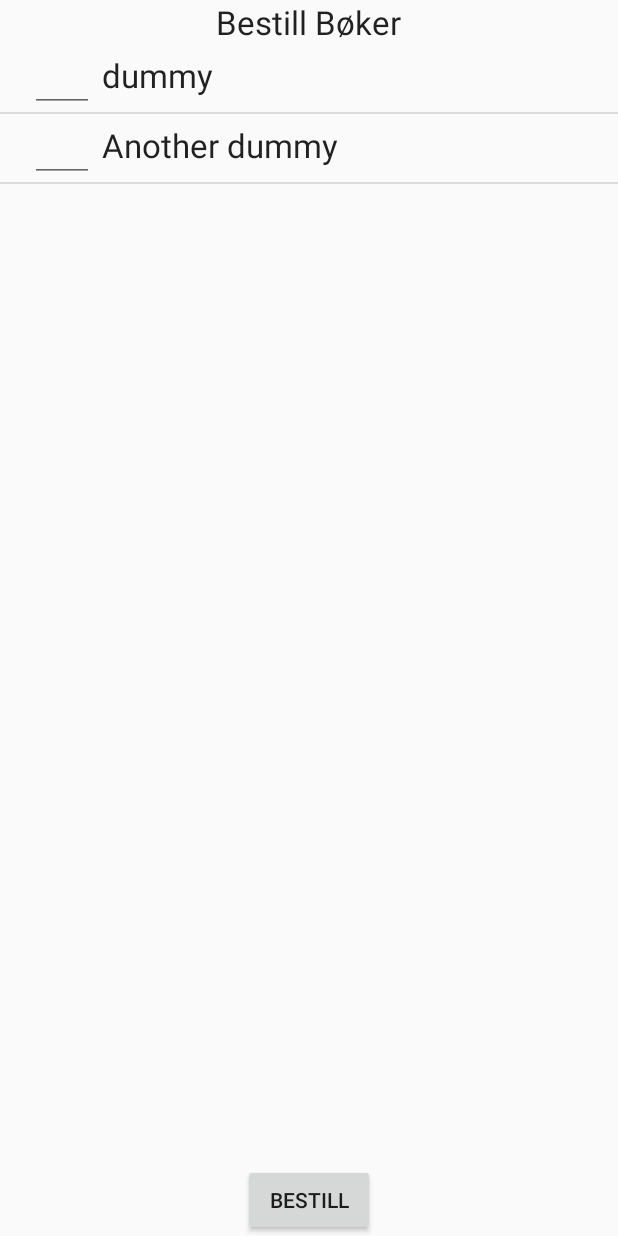
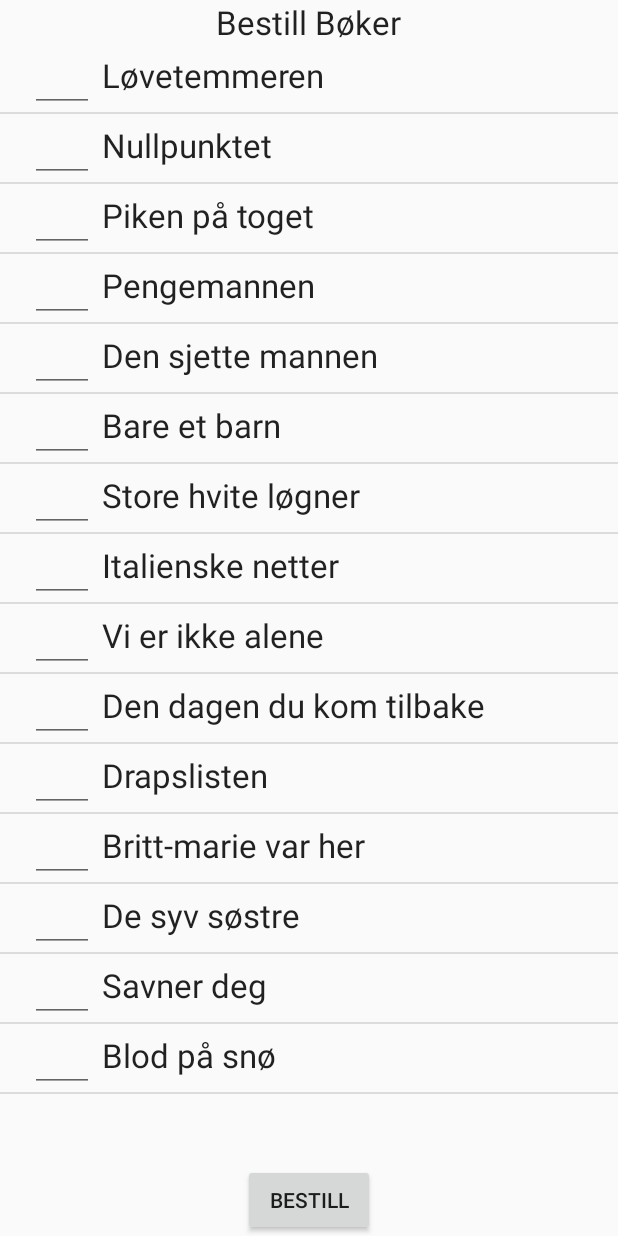
Before and after one commit to Paalt/topp15, an Android app: the Supplering screen opened directly, with no data from a screen before it, on a phone screen of 412 x 824 dp. Run offline under Robolectric (Android 15) with nearby library versions, the light colour scheme and no system bars.

Commit message:
small fixes

```diff
--- a/BladAnsvarligAppAndroid/app/src/main/java/com/app/bc/bladansvarligapp/HighFive.java
+++ b/BladAnsvarligAppAndroid/app/src/main/java/com/app/bc/bladansvarligapp/HighFive.java
@@ -40,6 +40,7 @@ public class HighFive extends Activity {
         mFinished = intent.getIntExtra(POINTS, NO_FIVE);
 
         if (mFinished > NO_FIVE) {
+            mHighFiveImage.setImageResource(R.drawable.high_five);
             mHighFiveText.setText("High five dere har fått\n\n+ " + mFinished + " poeng\n\nFortsett med den gode jobben");
             if (mFinished == HIGH_FIVE_CHECKLIST) {
                 mHighFiveButton.setText("Videre");
@@ -63,9 +64,9 @@ public class HighFive extends Activity {
                     }
                 });
             }
-            // TODO: mHighFiveImage.setImageResource(R.drawable.
         }
         else {
+            mHighFiveImage.setImageResource(R.drawable.no_five);
             mHighFiveText.setText("Har du tenkt å gå videre?\n\nDu har ikke fullført listen\n\nVennligst gå tilbake");
             mHighFiveButton.setText("Tilbake");
             mHighFiveButton.setOnClickListener(new View.OnClickListener()
@@ -76,7 +77,6 @@ public class HighFive extends Activity {
                     sendToChecklist();
                 }
             });
-            // TODO: mHighFiveImage.setImageResource(R.drawable.
         }
     }
 
--- a/BladAnsvarligAppAndroid/app/src/main/java/com/app/bc/bladansvarligapp/PremieLister.java
+++ b/BladAnsvarligAppAndroid/app/src/main/java/com/app/bc/bladansvarligapp/PremieLister.java
@@ -30,18 +30,21 @@ public class PremieLister extends Activity {
 
             if (false)
             {
+                // Første premie
                 premieBy.setText(R.string.barcelona);
                 premieFlag.setImageResource(R.drawable.barcelona_flag);
                 premieBildet.setImageResource(R.drawable.barcelona);
                 premieText.setText(R.string.forste_premie);
                 premieKrav.setText(R.string.krav1);
             } else if (false) {
+                // Andre premie
                 premieBy.setText(R.string.stockholm);
                 premieFlag.setImageResource(R.drawable.sverige_flag);
                 premieBildet.setImageResource(R.drawable.stockholm);
                 premieText.setText(R.string.andre_premie);
                 premieKrav.setText(R.string.krav2);
             } else {
+                // Tredje premie
                 premieBy.setText(R.string.lillestrom);
                 premieFlag.setImageResource(R.drawable.norge_flag);
                 premieBildet.setImageResource(R.drawable.lilestrom);
--- a/BladAnsvarligAppAndroid/app/src/main/java/com/app/bc/bladansvarligapp/Supplering.java
+++ b/BladAnsvarligAppAndroid/app/src/main/java/com/app/bc/bladansvarligapp/Supplering.java
@@ -83,9 +83,35 @@ public class Supplering extends Activity{
 
     private void DisplayListView(){
         books = new ArrayList<>();
-        Books book = new Books("dummy");
+        Books book = new Books("Løvetemmeren");
         books.add(book);
-        book = new Books("Another dummy");
+        book = new Books("Nullpunktet");
+        books.add(book);
+        book = new Books("Piken på toget");
+        books.add(book);
+        book = new Books("Pengemannen");
+        books.add(book);
+        book = new Books("Den sjette mannen");
+        books.add(book);
+        book = new Books("Bare et barn");
+        books.add(book);
+        book = new Books("Store hvite løgner");
+        books.add(book);
+        book = new Books("Italienske netter");
+        books.add(book);
+        book = new Books("Vi er ikke alene");
+        books.add(book);
+        book = new Books("Den dagen du kom tilbake");
+        books.add(book);
+        book = new Books("Drapslisten");
+        books.add(book);
+        book = new Books("Britt-marie var her");
+        books.add(book);
+        book = new Books("De syv søstre");
+        books.add(book);
+        book = new Books("Savner deg");
+        books.add(book);
+        book = new Books("Blod på snø");
         books.add(book);
 
         dataAdapter = new MyCustomAdapter(this, R.layout.activity_supplering, books);
--- a/BladAnsvarligAppAndroid/app/src/main/res/layout/activity_login.xml
+++ b/BladAnsvarligAppAndroid/app/src/main/res/layout/activity_login.xml
@@ -34,7 +34,7 @@
                 android:layout_width="157dp"
                 android:layout_height="125dp"
                 android:id="@+id/logo"
-                android:src="@drawable/mb2"
+                android:src="@drawable/mb"
                 android:layout_gravity="center_horizontal" />
 
             <android.support.design.widget.TextInputLayout
```
Also changed, not shown: BladAnsvarligAppAndroid/app/src/main/AndroidManifest.xml (+10 -8 lines), BladAnsvarligAppAndroid/app/src/main/java/com/app/bc/bladansvarligapp/Rebus.java (+20 -4 lines), BladAnsvarligAppAndroid/app/src/main/java/com/app/bc/bladansvarligapp/RebusSvar.java (+28 -4 lines), BladAnsvarligAppAndroid/app/src/main/res/layout/activity_ferdig.xml (+27 -20 lines), BladAnsvarligAppAndroid/app/src/main/res/layout/activity_rebus_svar.xml (+2 -10 lines), BladAnsvarligAppAndroid/app/src/main/res/drawable/mb.png (added), BladAnsvarligAppAndroid/app/src/main/res/drawable/rebus_en.jpg (deleted), BladAnsvarligAppAndroid/app/src/main/res/drawable/rebus_en.png (added), BladAnsvarligAppAndroid/app/src/main/res/drawable/rebus_fire.png, BladAnsvarligAppAndroid/app/src/main/res/drawable/rebus_to.png, BladAnsvarligAppAndroid/app/src/main/res/drawable/rebus_tre.png.
